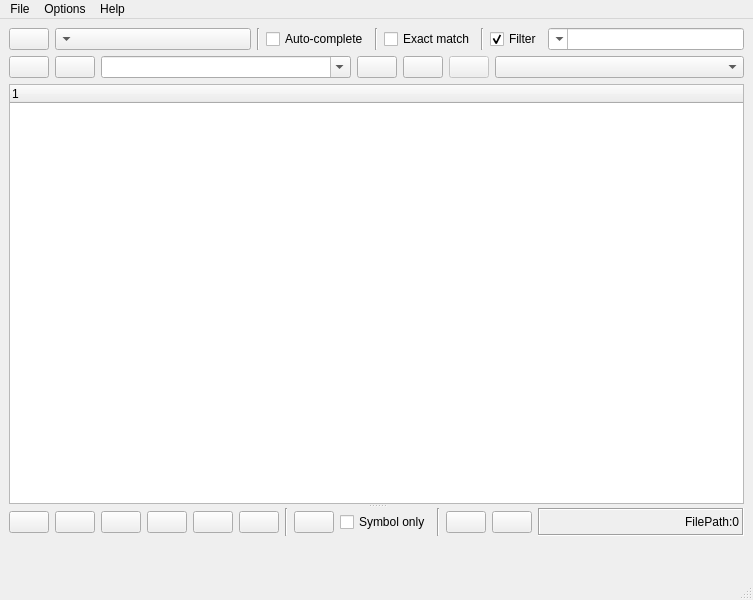
The window that gui/ui/mainWindow.ui (ruben2020/codequery) describes before a commit, drawn with Qt 5.
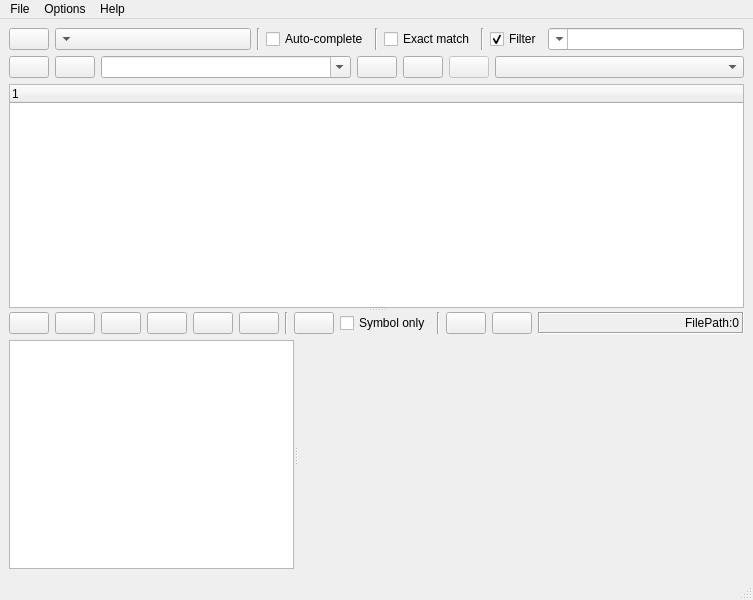
The same window after the commit. Icons and pictures are not drawn. Custom widgets are drawn as their Qt base class.

Commit message: Functions list widget

Patch:
```diff
--- a/gui/ui/mainWindow.ui
+++ b/gui/ui/mainWindow.ui
@@ -316,7 +316,7 @@
        </layout>
       </item>
       <item>
-       <widget class="QSplitter" name="splitter">
+       <widget class="QSplitter" name="splitter_2">
         <property name="orientation">
          <enum>Qt::Vertical</enum>
         </property>
@@ -593,7 +593,31 @@
            </layout>
           </item>
           <item>
+           <widget class="QSplitter" name="splitter">
+            <property name="sizePolicy">
+             <sizepolicy hsizetype="Expanding" vsizetype="Expanding">
+              <horstretch>0</horstretch>
+              <verstretch>0</verstretch>
+             </sizepolicy>
+            </property>
+            <property name="orientation">
+             <enum>Qt::Horizontal</enum>
+            </property>
+            <widget class="QListWidget" name="listWidgetFunc">
+             <property name="sizePolicy">
+              <sizepolicy hsizetype="Expanding" vsizetype="Expanding">
+               <horstretch>1</horstretch>
+               <verstretch>0</verstretch>
+              </sizepolicy>
+             </property>
+            </widget>
            <widget class="QsciScintilla" name="textEditSource">
+             <property name="sizePolicy">
+              <sizepolicy hsizetype="Expanding" vsizetype="Expanding">
+               <horstretch>4</horstretch>
+               <verstretch>0</verstretch>
+              </sizepolicy>
+             </property>
             <property name="toolTip">
              <string/>
             </property>
@@ -601,6 +625,7 @@
              <string/>
             </property>
            </widget>
+           </widget>
           </item>
          </layout>
         </widget>
```
Left out of the diff: 2 changed lines with no effect on the pictures. Lines whose indentation alone changed are shown as unchanged. The commit also changes 8 other files.
